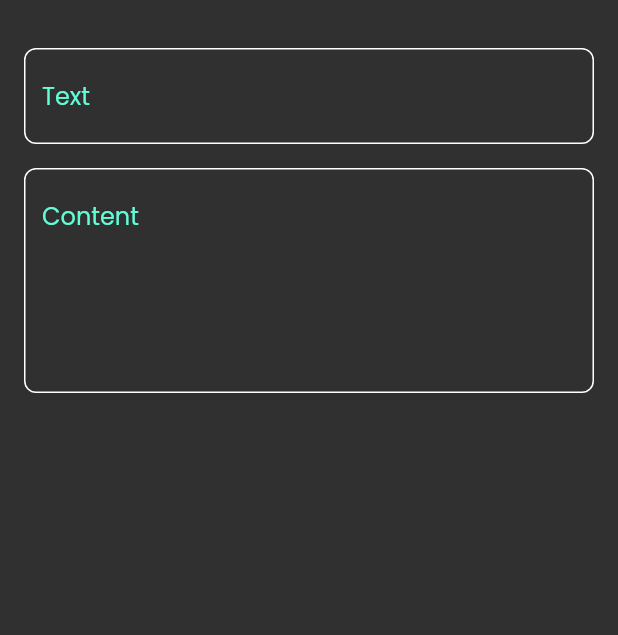
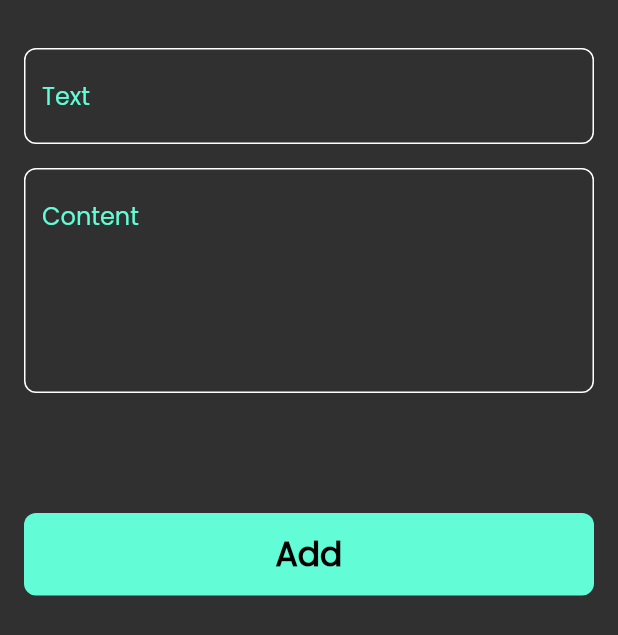
Before and after one commit to AyaMuhamad/notes_app, a Flutter app: the AddNoteBottomSheet widget shown alone on an empty page, opened directly, on a phone screen of 412 x 824 dp. Shown: the top 635 px of the screen. Run offline on Flutter 3.47's test engine with Material 2 defaults, Android fonts, the phone set to English and light mode, and no system bars; our stand-ins replace font_awesome_flutter.

Commit message:
finish note bottom sheet

```diff
--- a/lib/views/Widgets/add_note_bottom_sheet.dart
+++ b/lib/views/Widgets/add_note_bottom_sheet.dart
@@ -1,5 +1,9 @@
 import 'package:flutter/cupertino.dart';
+import 'package:flutter/material.dart';
+import 'package:notes_app/constants.dart';
 import 'package:notes_app/views/Widgets/custom_text_field.dart';
+
+import 'custom_buttom.dart';
 
 class AddNoteBottomSheet extends StatelessWidget {
   const AddNoteBottomSheet({super.key});
@@ -9,7 +13,9 @@ class AddNoteBottomSheet extends StatelessWidget {
     return Container(
       child: Padding(
         padding: EdgeInsets.symmetric(horizontal: 16),
-        child: Column(children: [
+        child: SingleChildScrollView(
+          child: Column(
+            children: [
             SizedBox(
               height: 32,
             ),
@@ -23,7 +29,15 @@ class AddNoteBottomSheet extends StatelessWidget {
               hint: 'Content',
               maxLines: 5,
             ),
+              SizedBox(
+              height: 80,
+            ),
+            CustomButton(),
+             SizedBox(
+              height: 16,
+            ),
           ]),
+        ),
       ),
     );
   }
--- /dev/null
+++ b/lib/views/Widgets/custom_buttom.dart
@@ -0,0 +1,30 @@
+import 'package:flutter/cupertino.dart';
+import 'package:flutter/material.dart';
+
+import '../../constants.dart';
+
+class CustomButton extends StatelessWidget {
+  const CustomButton({super.key});
+
+  @override
+  Widget build(BuildContext context) {
+    return Container(
+      decoration: BoxDecoration(
+        color: kprimarycolor,
+        borderRadius: BorderRadius.circular(8),
+      ),
+      width: MediaQuery.of(context).size.width,
+      height: 55,
+      child: Center(
+        child: Text(
+          'Add',
+          style: TextStyle(
+            color: Colors.black,
+            fontWeight: FontWeight.bold,
+            fontSize: 22,
+          ),
+        ),
+      ),
+    );
+  }
+}
```
Lines whose indentation alone changed are shown as unchanged.
